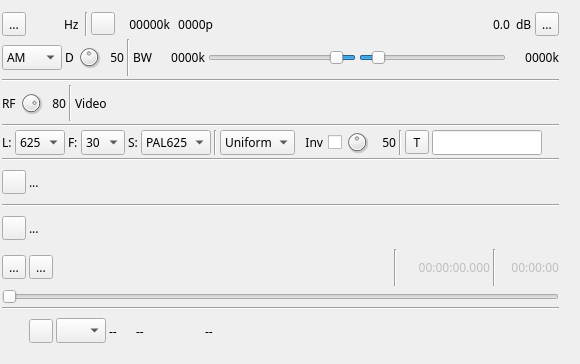
First picture: the form in plugins/channeltx/modatv/atvmodgui.ui, repository f4exb/sdrangel, before the edit.
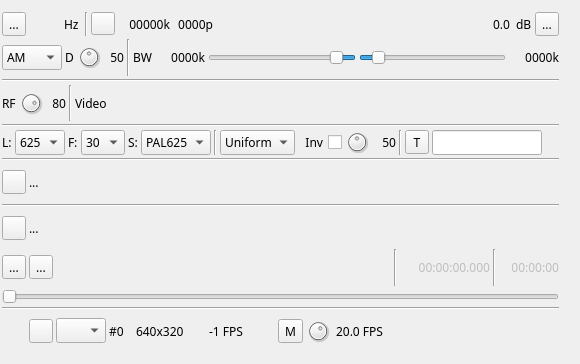
Second picture: the form after the edit. Icons and pictures are not drawn. Custom widgets are drawn as their Qt base class.

Commit message: ATV Modulator: camera manual FPS setting: UI and reporting

Patch:
```diff
--- a/plugins/channeltx/modatv/atvmodgui.ui
+++ b/plugins/channeltx/modatv/atvmodgui.ui
@@ -1097,23 +1097,7 @@
          <string>camera device number</string>
         </property>
         <property name="text">
-         <string>--</string>
-        </property>
-       </widget>
-      </item>
-      <item>
-       <widget class="QLabel" name="camerFPS">
-        <property name="minimumSize">
-         <size>
-          <width>66</width>
-          <height>0</height>
-         </size>
-        </property>
-        <property name="toolTip">
-         <string>camera FPS</string>
-        </property>
-        <property name="text">
-         <string>--</string>
+         <string>#0</string>
         </property>
        </widget>
       </item>
@@ -1129,7 +1113,77 @@
          <string>camera image size</string>
         </property>
         <property name="text">
-         <string>--</string>
+         <string>640x320</string>
+        </property>
+       </widget>
+      </item>
+      <item>
+       <widget class="QLabel" name="camerFPS">
+        <property name="minimumSize">
+         <size>
+          <width>66</width>
+          <height>0</height>
+         </size>
+        </property>
+        <property name="toolTip">
+         <string>Auto camera FPS</string>
+        </property>
+        <property name="text">
+         <string>-1 FPS</string>
+        </property>
+       </widget>
+      </item>
+      <item>
+       <widget class="ButtonSwitch" name="manualFPSEnable">
+        <property name="toolTip">
+         <string>Use manual FPS setting</string>
+        </property>
+        <property name="text">
+         <string>M</string>
+        </property>
+       </widget>
+      </item>
+      <item>
+       <widget class="QDial" name="manualFPS">
+        <property name="maximumSize">
+         <size>
+          <width>24</width>
+          <height>24</height>
+         </size>
+        </property>
+        <property name="toolTip">
+         <string>Manual FPS setting</string>
+        </property>
+        <property name="minimum">
+         <number>20</number>
+        </property>
+        <property name="maximum">
+         <number>300</number>
+        </property>
+        <property name="pageStep">
+         <number>1</number>
+        </property>
+        <property name="value">
+         <number>200</number>
+        </property>
+       </widget>
+      </item>
+      <item>
+       <widget class="QLabel" name="manualFPSText">
+        <property name="minimumSize">
+         <size>
+          <width>50</width>
+          <height>0</height>
+         </size>
+        </property>
+        <property name="toolTip">
+         <string>Manual FPS</string>
+        </property>
+        <property name="text">
+         <string>20.0 FPS</string>
+        </property>
+        <property name="alignment">
+         <set>Qt::AlignRight|Qt::AlignTrailing|Qt::AlignVCenter</set>
         </property>
        </widget>
       </item>
```
The commit also changes 2 other files.
